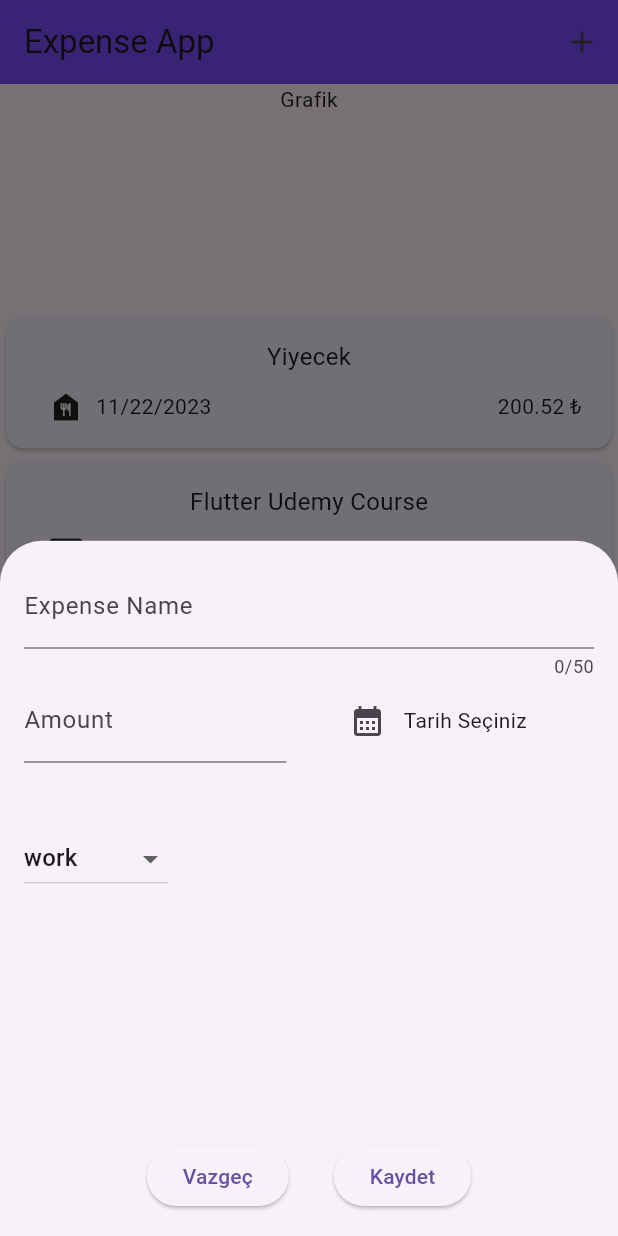
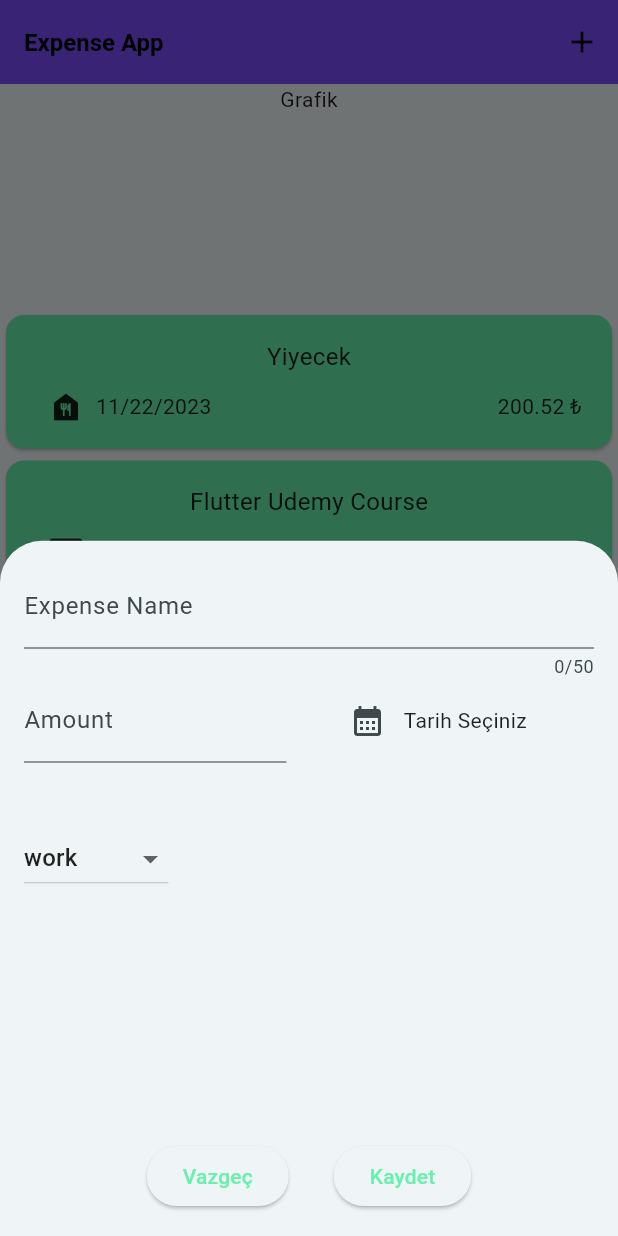
Before and after one commit to cebrailkeskindag/expenseapp, a Flutter app: the screen it shows after launch, after a tap on the "add" icon, on a phone screen of 412 x 824 dp. Run offline on Flutter 3.47's test engine with Material 2 defaults, Android fonts, the phone set to English and light mode, and no system bars.

Commit message:
temalar kısmen uygulandı

```diff
--- a/lib/main.dart
+++ b/lib/main.dart
@@ -1,11 +1,29 @@
-import 'package:expenseapp/pages/expense_list.dart';
 import 'package:expenseapp/pages/main_page.dart';
 import 'package:flutter/material.dart';
 
 // Single Responsibility
+ColorScheme lightColorScheme = ColorScheme.fromSeed(
+  seedColor: Colors.grey,
+  primary: Colors.greenAccent,
+  secondary: Colors.black,
+);
 void main() {
   runApp(
-    MaterialApp(theme: ThemeData(useMaterial3: true), home: MainPage()),
+    MaterialApp(
+        theme: ThemeData(
+          useMaterial3: true,
+          colorScheme: lightColorScheme,
+          appBarTheme: const AppBarTheme().copyWith(
+              backgroundColor: lightColorScheme.primary,
+              foregroundColor: lightColorScheme.secondary),
+          cardTheme:
+              const CardTheme().copyWith(color: lightColorScheme.primary),
+          textTheme: ThemeData().textTheme.copyWith(
+                titleLarge:
+                    const TextStyle(fontWeight: FontWeight.bold, fontSize: 16),
+              ),
+        ),
+        home: MainPage()),
   );
 }
 
```
